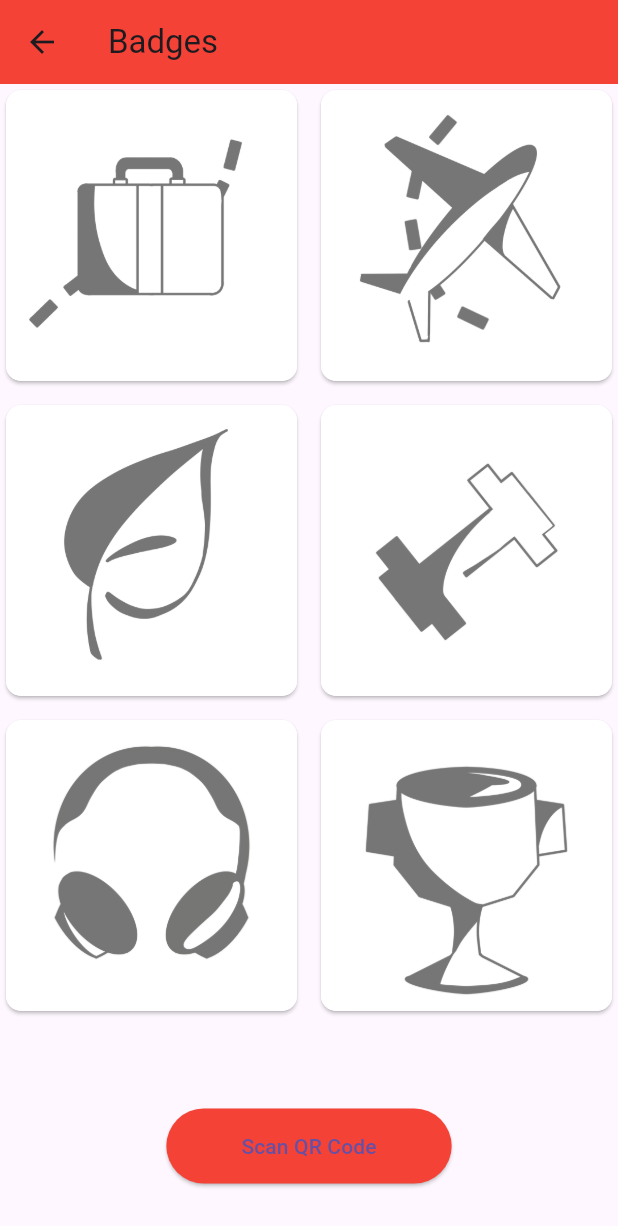
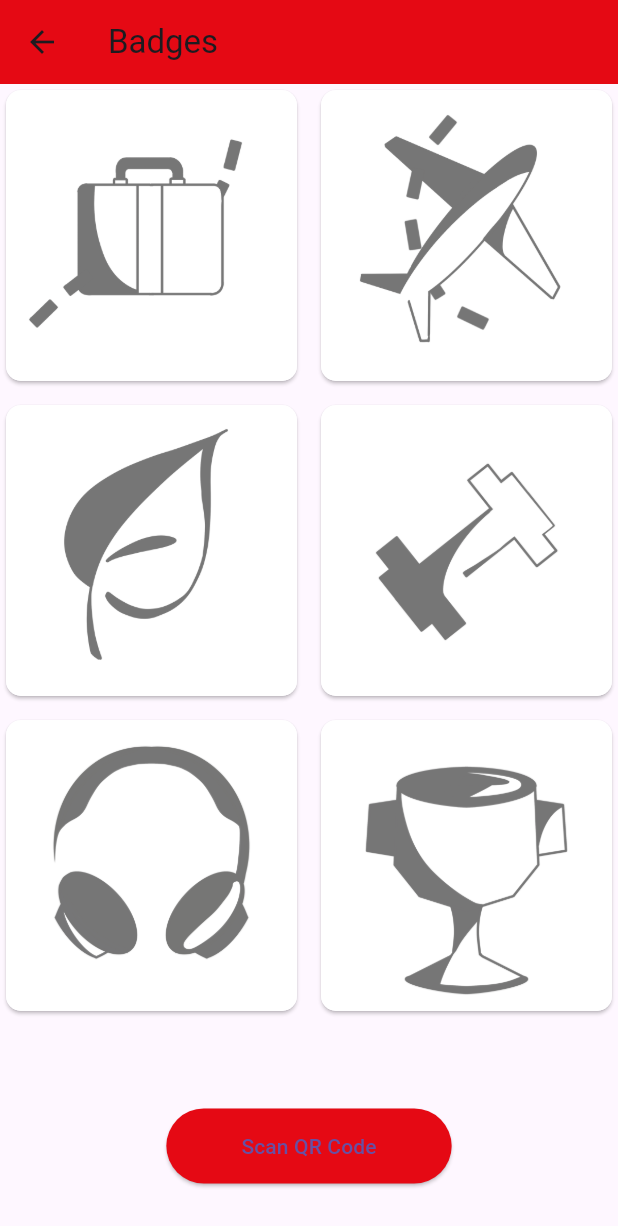
Before and after one commit to PulgaLuca/StartHack_Virgin_25, a Flutter app: the BadgesPage screen opened directly, on a phone screen of 412 x 824 dp. Shown: the top 1226 px of the screen. Run offline on Flutter 3.47's test engine with Material 3 defaults, Android fonts, the phone set to English and light mode, and no system bars; missing offline and left inert: mobile_scanner.

Commit message:
fixed colors

```diff
--- a/virgin_app/lib/badges_page.dart
+++ b/virgin_app/lib/badges_page.dart
@@ -7,6 +7,7 @@ class BadgesPage extends StatefulWidget {
 }
 
 class _BadgesPageState extends State<BadgesPage> {
+  final Color virginRed = Color(0xFFE50914);
   List<String> badgeImages = List.generate(6, (index) => 'assets/badge_${index+1}.png');
 
   void updateImage(int index, String newImagePath) {
@@ -21,7 +22,7 @@ class _BadgesPageState extends State<BadgesPage> {
     return Scaffold(
       appBar: AppBar(
         title: Text('Badges'),
-        backgroundColor: Colors.red,
+        backgroundColor: virginRed,
       ),
       body: Stack(
         children: [
@@ -73,7 +74,7 @@ class _BadgesPageState extends State<BadgesPage> {
                   ),
                 ),
                 style: ElevatedButton.styleFrom(
-                  backgroundColor: Colors.red,
+                  backgroundColor: virginRed,
                   padding: EdgeInsets.symmetric(horizontal: 50, vertical: 15),
                 ),
               ),
```
